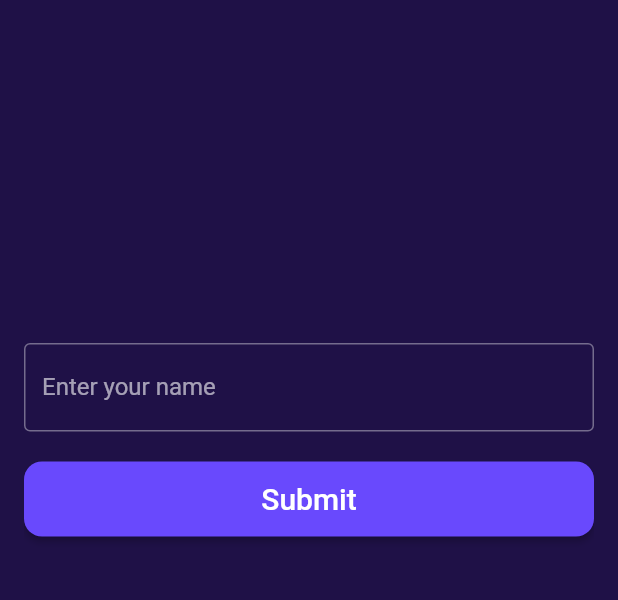
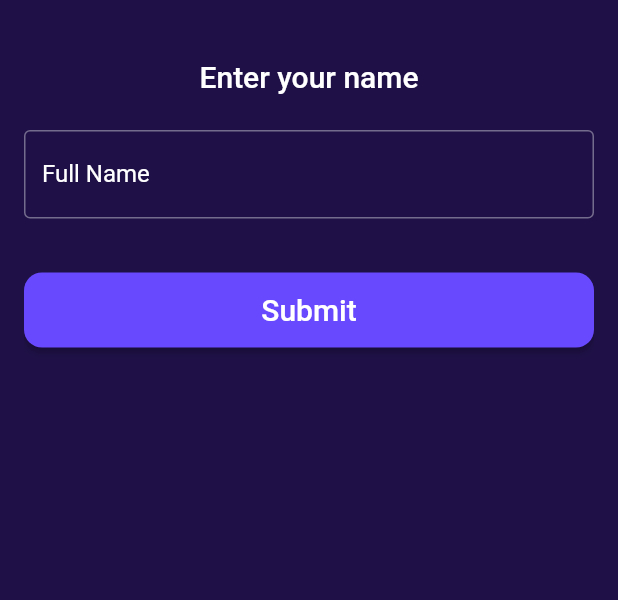
Before and after one commit to adnsawas/quizU, a Flutter app: the MainAuthScreen screen opened by its route, swiped to page 3, on a phone screen of 412 x 824 dp, the part 356-956 px from its top. Run offline on Flutter 3.47's test engine with Material 2 defaults, Android fonts, the phone set to English and light mode, and no system bars; our stand-ins replace concentric_transition, flutter_riverpod, flutter_secure_storage, go_router, hive_flutter, pin_code_fields and 3 more; missing offline and left inert: phone_number; accounts and stored records are empty; network calls fail.

Commit message:
ui changes, mostly in login screens

```diff
--- a/lib/src/features/auth/presentation/enter_name_screen/enter_name_screen.dart
+++ b/lib/src/features/auth/presentation/enter_name_screen/enter_name_screen.dart
@@ -21,17 +21,25 @@ class _EnterNameScreenState extends ConsumerState<EnterNameScreen> {
       state.showAlertDialogOnError(context);
     });
     final state = ref.watch(enterNameScreenControllerProvider);
-    return Column(
+    return SingleChildScrollView(
+      child: Column(
         mainAxisAlignment: MainAxisAlignment.center,
         crossAxisAlignment: CrossAxisAlignment.stretch,
         children: [
+          const SizedBox(height: 24),
+          Text(
+            'Enter your name',
+            textAlign: TextAlign.center,
+            style: Theme.of(context).textTheme.headline6,
+          ),
+          const SizedBox(height: 24),
           TextFormField(
             key: nameFieldKey,
             controller: controller,
             autocorrect: false,
             decoration: const InputDecoration(
               border: OutlineInputBorder(),
-            labelText: 'Enter your name',
+              labelText: 'Full Name',
               hintText: 'e.g. Adnan Sawas',
             ),
             validator: (value) =>
@@ -39,7 +47,11 @@ class _EnterNameScreenState extends ConsumerState<EnterNameScreen> {
             autovalidateMode: AutovalidateMode.onUserInteraction,
             keyboardType: TextInputType.name,
           ),
-        const SizedBox(height: 20),
+          if (state.isLoading) ...[
+            const SizedBox(height: 40),
+            const Center(child: CircularProgressIndicator()),
+          ],
+          const SizedBox(height: 36),
           ElevatedButton(
               onPressed: state.isLoading
                   ? null
@@ -54,6 +66,7 @@ class _EnterNameScreenState extends ConsumerState<EnterNameScreen> {
                     },
               child: const Text('Submit')),
         ],
+      ),
     );
   }
 
--- a/lib/src/features/intro/presentation/intro_screen.dart
+++ b/lib/src/features/intro/presentation/intro_screen.dart
@@ -4,6 +4,9 @@ import 'package:quiz_u/src/features/intro/presentation/intro_item.dart';
 import 'package:quiz_u/src/routing/router.dart';
 import 'package:quiz_u/src/theme/app_colors.dart';
 import 'package:concentric_transition/concentric_transition.dart';
+
+// Disclaimer: Intro Images by pikisuperstar on Freepik
+// https://www.freepik.com/free-vector/mobile-app-concept_4185643.htm#page=2&query=app%20flat%20design%20login&position=32&from_view=search
 
 class IntroScreen extends StatelessWidget {
   IntroScreen({super.key});
--- a/lib/src/features/leaderboard/presentation/leaderboard_screen.dart
+++ b/lib/src/features/leaderboard/presentation/leaderboard_screen.dart
@@ -30,8 +30,7 @@ class LeaderboardScreen extends ConsumerWidget {
                         child: Column(
                           crossAxisAlignment: CrossAxisAlignment.center,
                           children: [
-                            Text('🏆',
-                                style: Theme.of(context).textTheme.headline1),
+                            const Text('🏆', style: TextStyle(fontSize: 75)),
                             Text('Leaderboard',
                                 style: Theme.of(context)
                                     .textTheme
--- a/lib/src/features/profile/presentation/profile_screen.dart
+++ b/lib/src/features/profile/presentation/profile_screen.dart
@@ -43,7 +43,7 @@ class ProfileScreen extends ConsumerWidget {
                 border: Border.all(color: AppColors.secondaryColor, width: 2),
                 shape: BoxShape.circle,
                 color: AppColors.smallItemsBackgroundColor),
-            child: const Text('👨🏻‍💻', style: TextStyle(fontSize: 90)),
+            child: const Text('👨🏻‍💻', style: TextStyle(fontSize: 70)),
           ),
           Text(userProfile.name!, style: Theme.of(context).textTheme.headline5),
           const SizedBox(height: 8),
--- a/lib/src/features/quiz/presentation/win_screen.dart
+++ b/lib/src/features/quiz/presentation/win_screen.dart
@@ -48,7 +48,7 @@ class _WinScreenState extends ConsumerState<WinScreen> {
                     ? const SizedBox.shrink()
                     : const Text(
                         '🏅',
-                        style: TextStyle(fontSize: 80),
+                        style: TextStyle(fontSize: 70),
                       ),
               ),
               Card(
--- a/lib/src/routing/router.dart
+++ b/lib/src/routing/router.dart
@@ -1,3 +1,4 @@
+import 'package:concentric_transition/page_route.dart';
 import 'package:flutter/material.dart';
 import 'package:flutter_riverpod/flutter_riverpod.dart';
 import 'package:go_router/go_router.dart';
@@ -69,13 +70,7 @@ final goRouterProvider = Provider<GoRouter>((ref) {
         GoRoute(
           path: '/auth',
           name: AppRoute.auth.name,
-          pageBuilder: (context, state) => CustomTransitionPage(
-            child: MainAuthScreen(),
-            transitionsBuilder:
-                (context, animation, secondaryAnimation, child) =>
-                    ScaleTransition(scale: animation, child: child),
-            transitionDuration: const Duration(milliseconds: 500),
-          ),
+          builder: (context, state) => MainAuthScreen(),
         ),
         GoRoute(
           path: '/intro',
--- a/lib/src/theme/app_theme.dart
+++ b/lib/src/theme/app_theme.dart
@@ -66,6 +66,7 @@ ThemeData appTheme(BuildContext context) {
           foregroundColor: const MaterialStatePropertyAll(Colors.white)),
     ),
     inputDecorationTheme: const InputDecorationTheme(
+        labelStyle: TextStyle(color: Colors.white),
         focusedBorder: OutlineInputBorder(
             borderSide: BorderSide(color: AppColors.secondaryColor))),
   );
--- a/lib/src/utils/async_value_error_ui.dart
+++ b/lib/src/utils/async_value_error_ui.dart
@@ -8,6 +8,7 @@ extension AsyncValueUI on AsyncValue {
           context: context,
           builder: (context) {
             return AlertDialog(
+              contentPadding: const EdgeInsets.all(16),
               title: const Text('Error'),
               content: Text(error.toString()),
               actions: [
```
Also changed, not shown: lib/src/features/auth/presentation/enter_mobile_screen/enter_mobile_screen.dart (+32 -22 lines), lib/src/features/auth/presentation/otp_screen/otp_screen.dart (+13 -5 lines). Lines whose indentation alone changed are shown as unchanged.
